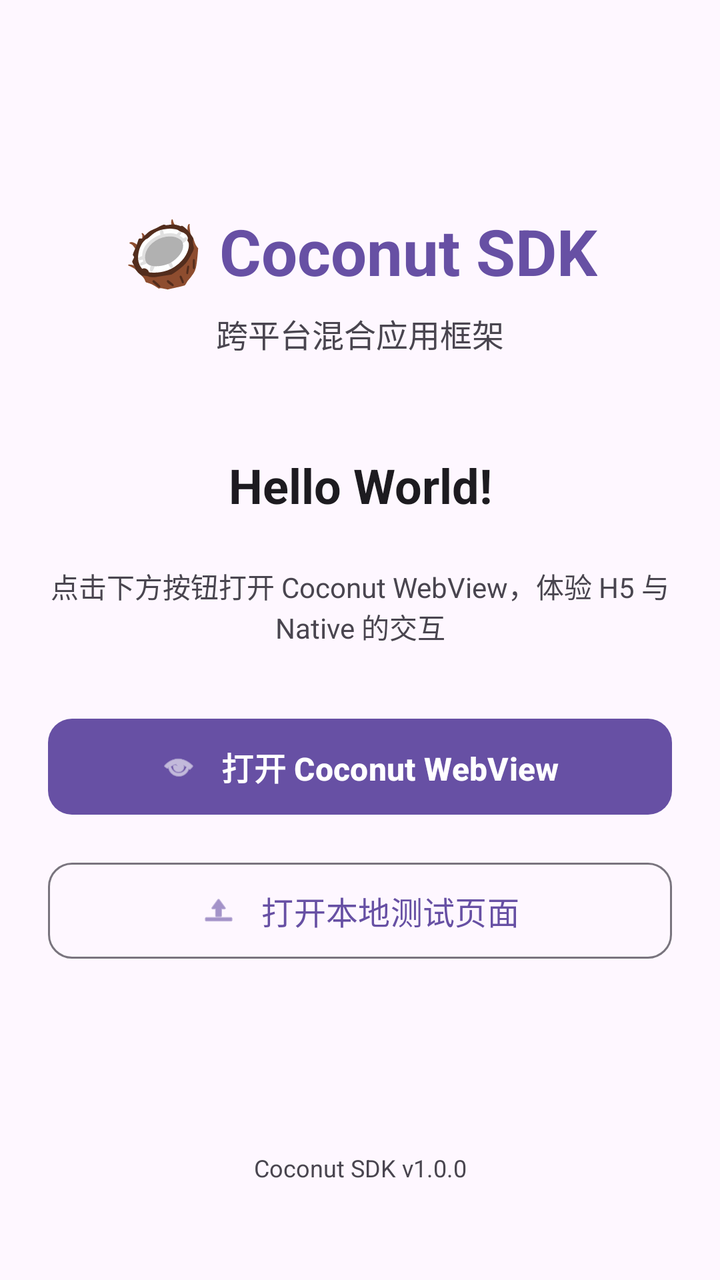
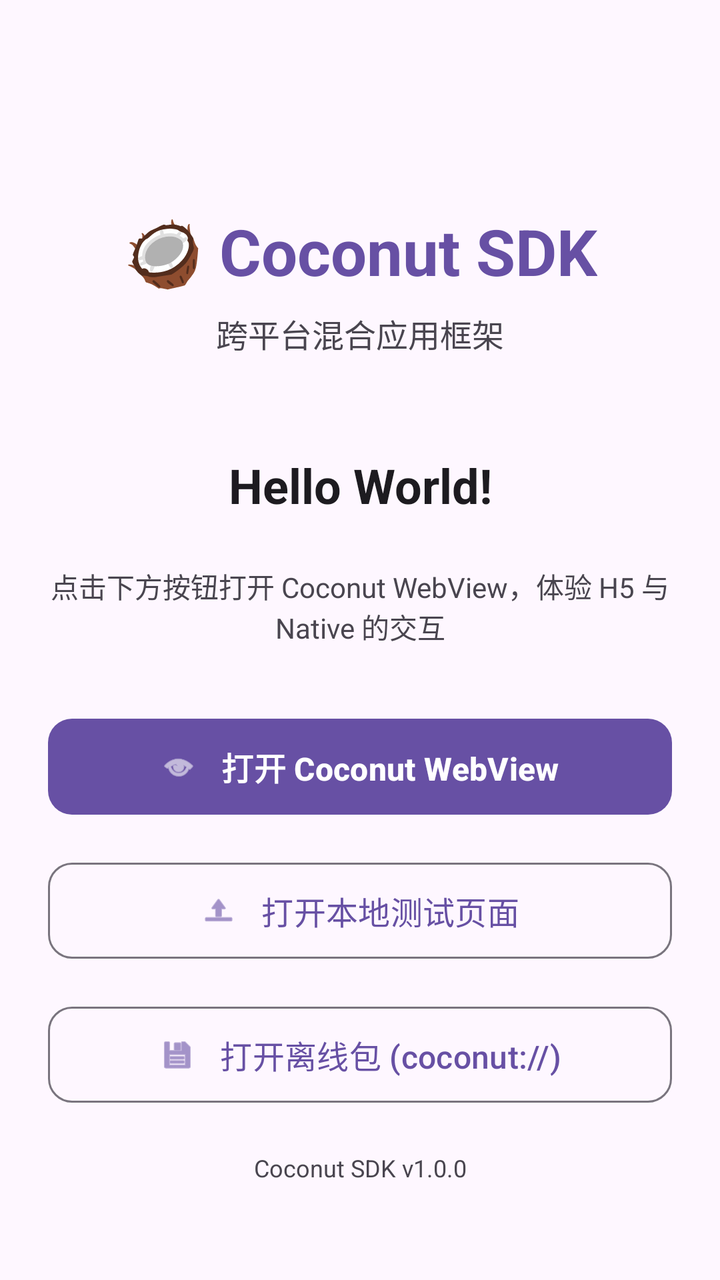

An Android layout rendered at two revisions. The XML below is the earlier revision; the diff shows what the commit changed to produce the second picture.
<!-- AndroidManifest.xml: application theme Theme.AndroidWebBox -->
<!-- res/layout/activity_main.xml -->
<?xml version="1.0" encoding="utf-8"?>
<androidx.constraintlayout.widget.ConstraintLayout
    xmlns:android="http://schemas.android.com/apk/res/android"
    xmlns:app="http://schemas.android.com/apk/res-auto"
    xmlns:tools="http://schemas.android.com/tools"
    android:layout_width="match_parent"
    android:layout_height="match_parent"
    android:padding="24dp"
    tools:context=".MainActivity">

    
    <TextView
        android:id="@+id/tvTitle"
        android:layout_width="wrap_content"
        android:layout_height="wrap_content"
        android:text="🥥 Coconut SDK"
        android:textSize="32sp"
        android:textStyle="bold"
        android:textColor="?attr/colorPrimary"
        app:layout_constraintEnd_toEndOf="parent"
        app:layout_constraintStart_toStartOf="parent"
        app:layout_constraintTop_toTopOf="parent"
        android:layout_marginTop="80dp" />

    
    <TextView
        android:id="@+id/tvSubtitle"
        android:layout_width="wrap_content"
        android:layout_height="wrap_content"
        android:text="跨平台混合应用框架"
        android:textSize="16sp"
        android:textColor="?attr/colorOnSurfaceVariant"
        app:layout_constraintEnd_toEndOf="parent"
        app:layout_constraintStart_toStartOf="parent"
        app:layout_constraintTop_toBottomOf="@id/tvTitle"
        android:layout_marginTop="8dp" />

    
    <TextView
        android:id="@+id/tvHello"
        android:layout_width="wrap_content"
        android:layout_height="wrap_content"
        android:text="Hello World!"
        android:textSize="24sp"
        android:textStyle="bold"
        android:textColor="?attr/colorOnSurface"
        app:layout_constraintEnd_toEndOf="parent"
        app:layout_constraintStart_toStartOf="parent"
        app:layout_constraintTop_toBottomOf="@id/tvSubtitle"
        android:layout_marginTop="48dp" />

    
    <TextView
        android:id="@+id/tvDescription"
        android:layout_width="0dp"
        android:layout_height="wrap_content"
        android:text="点击下方按钮打开 Coconut WebView，体验 H5 与 Native 的交互"
        android:textSize="14sp"
        android:textColor="?attr/colorOnSurfaceVariant"
        android:gravity="center"
        app:layout_constraintEnd_toEndOf="parent"
        app:layout_constraintStart_toStartOf="parent"
        app:layout_constraintTop_toBottomOf="@id/tvHello"
        android:layout_marginTop="24dp" />

    
    <com.google.android.material.button.MaterialButton
        android:id="@+id/btnOpenWebView"
        android:layout_width="0dp"
        android:layout_height="56dp"
        android:text="打开 Coconut WebView"
        android:textSize="16sp"
        android:textStyle="bold"
        app:icon="@android:drawable/ic_menu_view"
        app:iconGravity="textStart"
        app:iconPadding="12dp"
        app:layout_constraintEnd_toEndOf="parent"
        app:layout_constraintStart_toStartOf="parent"
        app:layout_constraintTop_toBottomOf="@id/tvDescription"
        android:layout_marginTop="32dp"
        app:cornerRadius="12dp" />

    
    <com.google.android.material.button.MaterialButton
        android:id="@+id/btnOpenLocal"
        android:layout_width="0dp"
        android:layout_height="56dp"
        android:text="打开本地测试页面"
        android:textSize="16sp"
        app:icon="@android:drawable/ic_menu_upload"
        app:iconGravity="textStart"
        app:iconPadding="12dp"
        app:layout_constraintEnd_toEndOf="parent"
        app:layout_constraintStart_toStartOf="parent"
        app:layout_constraintTop_toBottomOf="@id/btnOpenWebView"
        android:layout_marginTop="16dp"
        style="@style/Widget.Material3.Button.OutlinedButton"
        app:cornerRadius="12dp" />

    
    <TextView
        android:id="@+id/tvVersion"
        android:layout_width="wrap_content"
        android:layout_height="wrap_content"
        android:text="Coconut SDK v1.0.0"
        android:textSize="12sp"
        android:textColor="?attr/colorOnSurfaceVariant"
        app:layout_constraintEnd_toEndOf="parent"
        app:layout_constraintStart_toStartOf="parent"
        app:layout_constraintBottom_toBottomOf="parent"
        android:layout_marginBottom="24dp" />

</androidx.constraintlayout.widget.ConstraintLayout>
<!-- resources referenced by this layout -->
<resources>
  <style name="Theme.AndroidWebBox" parent="Base.Theme.AndroidWebBox" />
  <style name="Base.Theme.AndroidWebBox" parent="Theme.Material3.DayNight.NoActionBar">
          
          
      </style>
</resources>

<!-- the commit's change to res/layout/activity_main.xml (unified diff, before → after) -->
@@ -98,6 +98,23 @@
         app:cornerRadius="12dp" />
 
     
+    <com.google.android.material.button.MaterialButton
+        android:id="@+id/btnOpenOfflinePackage"
+        android:layout_width="0dp"
+        android:layout_height="56dp"
+        android:text="打开离线包 (coconut://)"
+        android:textSize="16sp"
+        app:icon="@android:drawable/ic_menu_save"
+        app:iconGravity="textStart"
+        app:iconPadding="12dp"
+        app:layout_constraintEnd_toEndOf="parent"
+        app:layout_constraintStart_toStartOf="parent"
+        app:layout_constraintTop_toBottomOf="@id/btnOpenLocal"
+        android:layout_marginTop="16dp"
+        style="@style/Widget.Material3.Button.OutlinedButton"
+        app:cornerRadius="12dp" />
+
+    
     <TextView
         android:id="@+id/tvVersion"
         android:layout_width="wrap_content"
